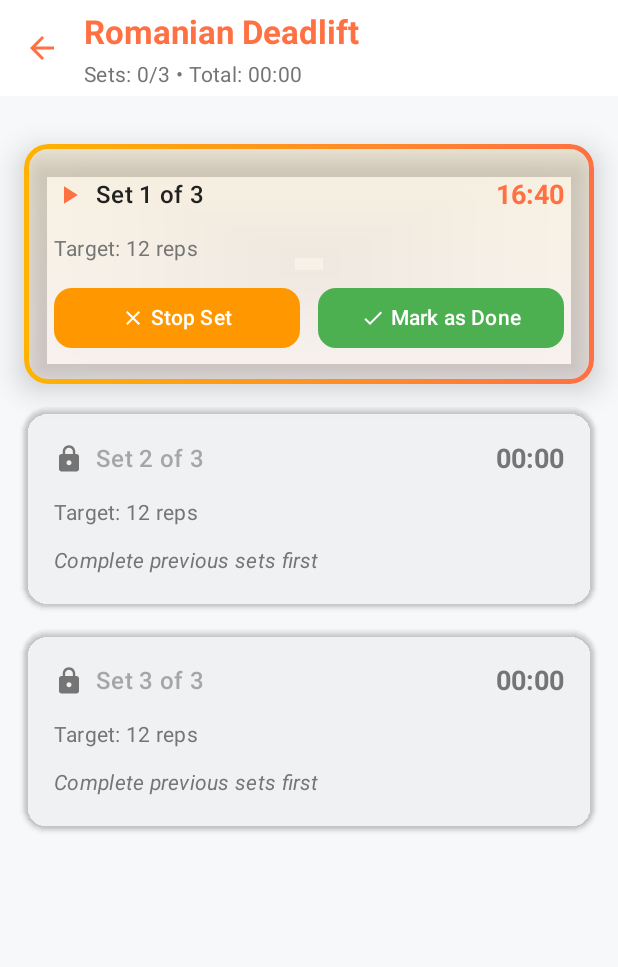
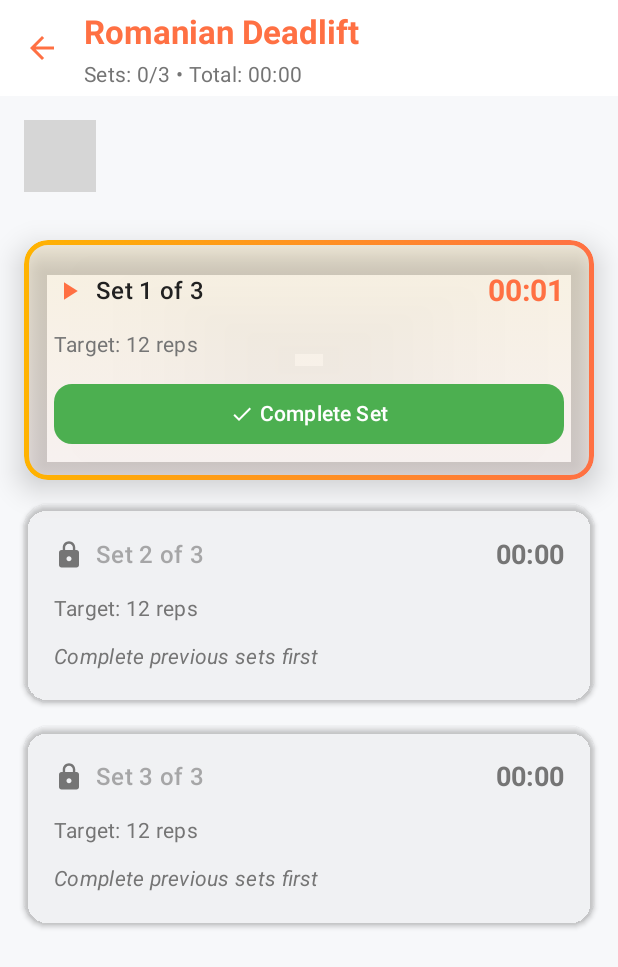
Before and after one commit to akashgond3112/OfflinePPLWorkOutApp, an Android app built with Jetpack Compose: the screen it shows after launch (MainActivity), after a tap on "Start Set", on a phone screen of 412 x 824 dp. Shown: the top 967 px of the screen. Run offline under Robolectric (Android 15) with nearby library versions, the phone set to English and light mode, and no system bars; our stand-ins replace Room's generated code; 2 other taps on this screen came first; grey boxes are pictures that could not be loaded.

Commit message:
feat: Add rest timer functionality and display in ExerciseDetailScreen

```diff
--- a/app/src/main/java/com/example/offlinepplworkoutapp/ui/screens/ExerciseDetailScreen.kt
+++ b/app/src/main/java/com/example/offlinepplworkoutapp/ui/screens/ExerciseDetailScreen.kt
@@ -12,7 +12,6 @@ import androidx.compose.material.icons.Icons
 import androidx.compose.material.icons.automirrored.filled.ArrowBack
 import androidx.compose.material.icons.filled.Check
 import androidx.compose.material.icons.filled.PlayArrow
-import androidx.compose.material.icons.filled.Close
 import androidx.compose.material.icons.filled.Lock
 import androidx.compose.material.icons.filled.DateRange
 import androidx.compose.material3.*
@@ -29,10 +28,11 @@ import androidx.compose.ui.unit.sp
 import androidx.lifecycle.viewmodel.compose.viewModel
 import com.example.offlinepplworkoutapp.data.dao.WorkoutEntryWithExercise
 import com.example.offlinepplworkoutapp.data.repository.WorkoutRepository
+import kotlinx.coroutines.delay
 import com.example.offlinepplworkoutapp.ui.theme.*
 import com.example.offlinepplworkoutapp.ui.viewmodel.ExerciseDetailViewModel
 import com.example.offlinepplworkoutapp.ui.viewmodel.ExerciseDetailViewModelFactory
-import java.util.*
+import java.util.Locale
 
 @OptIn(ExperimentalMaterial3Api::class)
 @Composable
@@ -56,6 +56,10 @@ fun ExerciseDetailScreen(
     val completedSets by viewModel.completedSets.collectAsState()
     val isExerciseCompleted by viewModel.isExerciseCompleted.collectAsState()
 
+    // 🚀 NEW: Rest timer state
+    val restTimer by viewModel.restTimer.collectAsState()
+    val isRestActive by viewModel.isRestActive.collectAsState()
+
     val originalCompletionStatus = remember { workoutEntry.isCompleted }
 
     Scaffold(
@@ -72,7 +76,9 @@ fun ExerciseDetailScreen(
                             )
                         )
                         Text(
-                            text = "Sets: $completedSets/${workoutEntry.sets} • Total: ${formatTime(totalExerciseTime)}",
+                            text = "Sets: $completedSets/${workoutEntry.sets} • Total: ${formatTime(totalExerciseTime / 1000)}".also {
+                                println("🕐 UI DEBUG: Displaying total time - Raw: ${totalExerciseTime}ms, Converted: ${totalExerciseTime / 1000}s, Formatted: ${formatTime(totalExerciseTime / 1000)}")
+                            },
                             style = MaterialTheme.typography.bodyMedium.copy(
                                 fontSize = 14.sp,
                                 color = TextSecondary
@@ -109,6 +115,20 @@ fun ExerciseDetailScreen(
                 .padding(16.dp),
             verticalArrangement = Arrangement.spacedBy(16.dp)
         ) {
+            // 🚀 NEW: Rest timer display at top of screen
+            item {
+                AnimatedVisibility(
+                    visible = isRestActive,
+                    enter = slideInVertically() + fadeIn(),
+                    exit = slideOutVertically() + fadeOut()
+                ) {
+                    RestTimerCard(
+                        restTime = restTimer / 1000, // Convert milliseconds to seconds
+                        isActive = isRestActive
+                    )
+                }
+            }
+
             // Exercise completion status with animation
             item {
                 AnimatedVisibility(
@@ -127,7 +147,7 @@ fun ExerciseDetailScreen(
                     setNumber = index + 1,
                     totalSets = workoutEntry.sets,
                     targetReps = workoutEntry.reps,
-                    setTimer = setTimer.elapsedTime,
+                    setTimer = setTimer.elapsedTime / 1000, // 🔧 FIXED: Convert milliseconds to seconds
                     isCurrentSet = currentRunningSet == index,
                     isCompleted = setTimer.isCompleted,
                     isActive = index == activeSetIndex,
@@ -371,27 +391,13 @@ fun ModernSetTimerCard(
                         )
                     }
                     isCurrentSet -> {
-                        // Active set - show stop button
+                        // 🔧 FIXED: Simplified workflow - only Stop button that auto-completes the set
                         Button(
-                            onClick = onStopTimer,
-                            modifier = Modifier.weight(1f),
-                            colors = ButtonDefaults.buttonColors(
-                                containerColor = WarningOrange
-                            ),
-                            shape = RoundedCornerShape(12.dp)
-                        ) {
-                            Icon(
-                                imageVector = Icons.Default.Close,
-                                contentDescription = "Stop",
-                                modifier = Modifier.size(16.dp)
-                            )
-                            Spacer(modifier = Modifier.width(4.dp))
-                            Text("Stop Set")
-                        }
-
-                        Button(
-                            onClick = onCompleteSet,
-                            modifier = Modifier.weight(1f),
+                            onClick = {
+                                onStopTimer() // Stop timer and auto-complete the set
+                                onCompleteSet() // Automatically mark as completed
+                            },
+                            modifier = Modifier.fillMaxWidth(),
                             colors = ButtonDefaults.buttonColors(
                                 containerColor = SuccessGreen
                             ),
@@ -399,11 +405,11 @@ fun ModernSetTimerCard(
                         ) {
                             Icon(
                                 imageVector = Icons.Default.Check,
-                                contentDescription = "Complete",
+                                contentDescription = "Stop and Complete",
                                 modifier = Modifier.size(16.dp)
                             )
                             Spacer(modifier = Modifier.width(4.dp))
-                            Text("Mark as Done")
+                            Text("Complete Set")
                         }
                     }
                     else -> {
@@ -444,10 +450,37 @@ fun TimerDisplay(
         else -> TextSecondary
     }
 
+    // 🔧 PROPER STOPWATCH: Start from stored time and count up properly
+    var displayTime by remember(time) { mutableStateOf(time) }
+
+    // Track when timer starts to calculate elapsed time properly
+    val startTimeRef = remember { mutableStateOf(0L) }
+
+    LaunchedEffect(isActive) {
+        if (isActive) {
+            // Record the actual start time when timer becomes active
+            startTimeRef.value = System.currentTimeMillis()
+
+            while (isActive) {
+                // Calculate elapsed seconds since timer started
+                val elapsedMs = System.currentTimeMillis() - startTimeRef.value
+                val elapsedSeconds = elapsedMs / 1000
+
+                // Display = stored time + elapsed time
+                displayTime = time + elapsedSeconds
+
+                delay(1000) // Update every second
+            }
+        } else {
+            // When not active, show the stored time from database
+            displayTime = time
+        }
+    }
+
     Text(
-        text = formatTime(time),
+        text = formatTime(displayTime),
         style = MaterialTheme.typography.titleLarge.copy(
-            fontSize = 18.sp,
+            fontSize = if (isActive) 20.sp else 18.sp,
             fontWeight = FontWeight.Bold,
             color = textColor
         )
@@ -465,3 +498,58 @@ private fun formatTime(timeInSeconds: Long): String {
         String.format("%02d:%02d", minutes, seconds)
     }
 }
+
+// 🚀 NEW: Rest Timer Card Component
+@Composable
+fun RestTimerCard(
+    restTime: Long,
+    isActive: Boolean
+) {
+    Card(
+        modifier = Modifier
+            .fillMaxWidth()
+            .shadow(6.dp, RoundedCornerShape(16.dp)),
+        colors = CardDefaults.cardColors(
+            containerColor = AmberAccent.copy(alpha = 0.1f)
+        ),
+        shape = RoundedCornerShape(16.dp)
+    ) {
+        Row(
+            modifier = Modifier
+                .fillMaxWidth()
+                .padding(20.dp),
+            verticalAlignment = Alignment.CenterVertically,
+            horizontalArrangement = Arrangement.SpaceBetween
+        ) {
+            Row(verticalAlignment = Alignment.CenterVertically) {
+                // Rest icon - using a pause/timer-like icon
+                Icon(
+                    imageVector = Icons.Default.PlayArrow, // We'll use this as a rest indicator
+                    contentDescription = "Rest",
+                    tint = AmberAccent,
+                    modifier = Modifier.size(24.dp)
+                )
+
+                Spacer(modifier = Modifier.width(12.dp))
+
+                Text(
+                    text = "Rest Timer",
+                    style = MaterialTheme.typography.titleMedium.copy(
+                        fontWeight = FontWeight.Bold,
+                        color = TextPrimary
+                    )
+                )
+            }
+
+            // Rest time display with prominent styling
+            Text(
+                text = formatTime(restTime),
+                style = MaterialTheme.typography.headlineMedium.copy(
+                    fontWeight = FontWeight.Bold,
+                    color = AmberAccent,
+                    fontSize = 24.sp
+                )
+            )
+        }
+    }
+}
```
